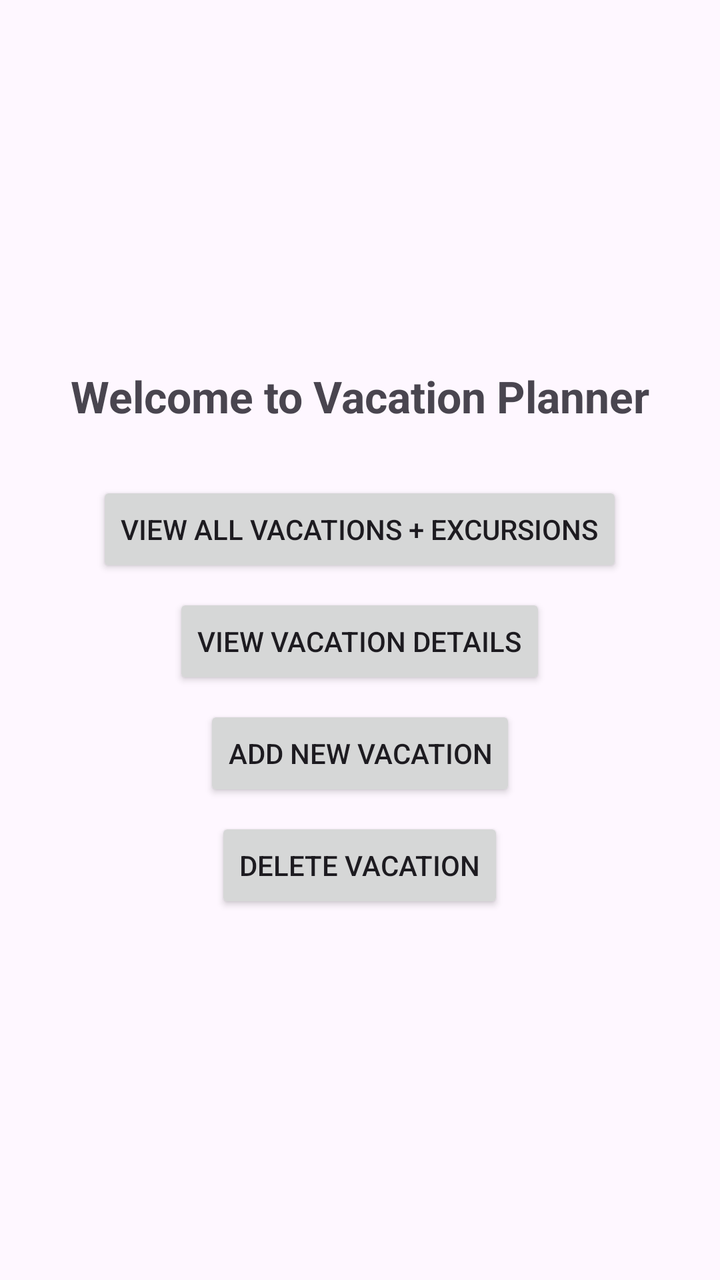
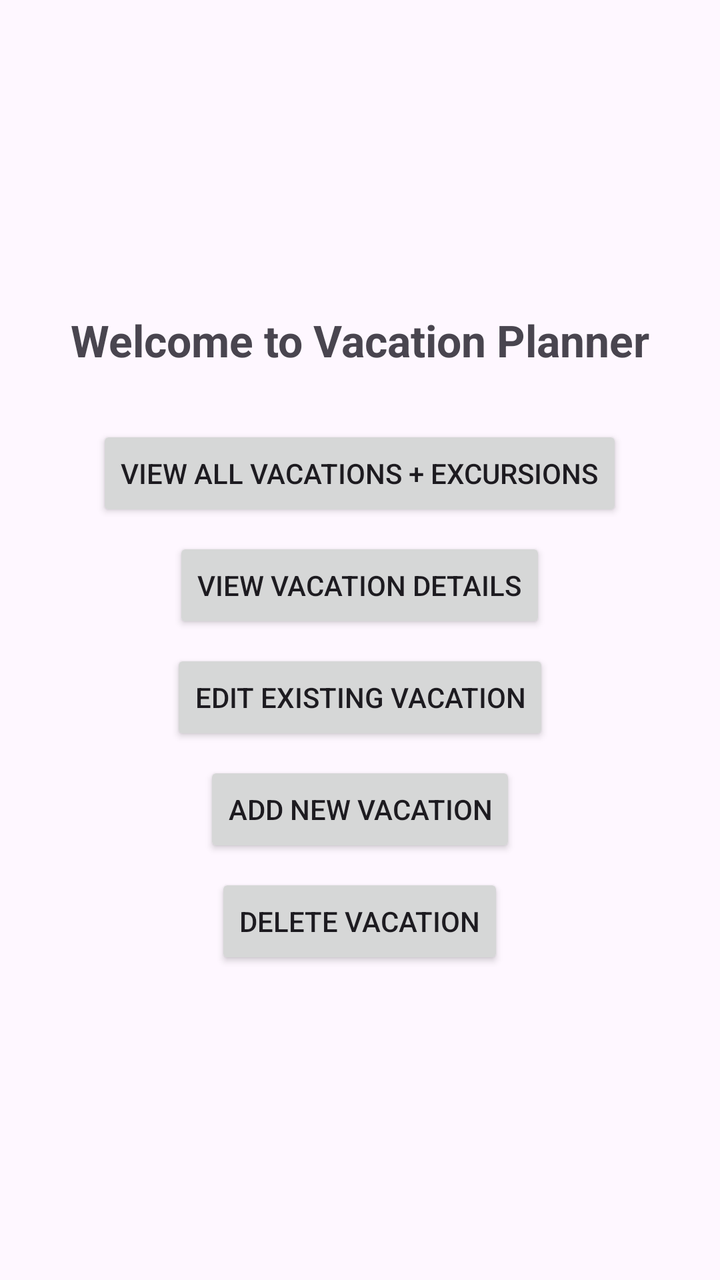

Compare the two renders of this Android layout. The source of the first and the diff that turns it into the second are given below.
<!-- AndroidManifest.xml: application theme Theme.D308VacationPlanner -->
<!-- res/layout/activity_main.xml -->
<LinearLayout xmlns:android="http://schemas.android.com/apk/res/android"
    android:layout_width="match_parent"
    android:layout_height="match_parent"
    android:gravity="center"
    android:orientation="vertical"
    android:padding="16dp">

    <TextView
        android:id="@+id/welcomeText"
        android:layout_width="wrap_content"
        android:layout_height="wrap_content"
        android:text="Welcome to Vacation Planner"
        android:textSize="22sp"
        android:textStyle="bold"
        android:paddingBottom="20dp"/>

    <Button
        android:id="@+id/buttonViewAllVacations"
        android:layout_width="wrap_content"
        android:layout_height="48dp"
        android:text="View All Vacations + Excursions"
        android:layout_marginTop="8dp" />

    <Button
        android:id="@+id/buttonViewDetails"
        android:layout_width="wrap_content"
        android:layout_height="48dp"
        android:text="View Vacation Details"
        android:layout_marginTop="8dp" />

    <Button
        android:id="@+id/buttonAddVacation"
        android:layout_width="wrap_content"
        android:layout_height="48dp"
        android:text="Add New Vacation"
        android:layout_marginTop="8dp" />

    <Button
        android:id="@+id/buttonDeleteVacation"
        android:layout_width="wrap_content"
        android:layout_height="48dp"
        android:text="Delete Vacation"
        android:layout_marginTop="8dp" />

</LinearLayout>
<!-- resources referenced by this layout -->
<resources>
  <style name="Theme.D308VacationPlanner" parent="Base.Theme.D308VacationPlanner" />
  <style name="Base.Theme.D308VacationPlanner" parent="Theme.Material3.DayNight">
          
          <item name="colorPrimary">@color/colorPrimary</item>
      </style>
  <color name="colorPrimary">#002147</color>
</resources>

<!-- the commit's change to res/layout/activity_main.xml (unified diff, before → after) -->
@@ -29,6 +29,13 @@
         android:layout_marginTop="8dp" />
 
     <Button
+        android:id="@+id/buttonEditVacation"
+        android:layout_width="wrap_content"
+        android:layout_height="48dp"
+        android:text="Edit Existing Vacation"
+        android:layout_marginTop="8dp" />
+
+    <Button
         android:id="@+id/buttonAddVacation"
         android:layout_width="wrap_content"
         android:layout_height="48dp"
@@ -42,4 +49,6 @@
         android:text="Delete Vacation"
         android:layout_marginTop="8dp" />
 
+
+
 </LinearLayout>
